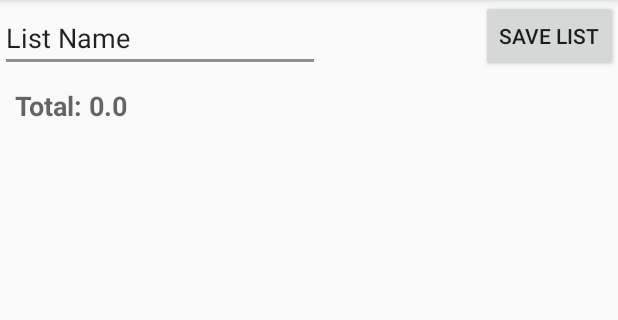
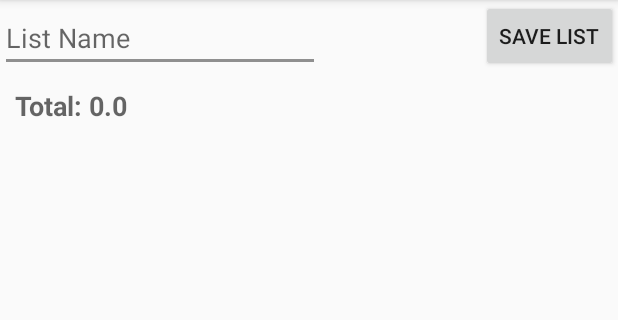
Before and after one commit to BenjaminLang/cpen_321, an Android app: the fragment ShoppingListFragment shown on its own in the app's theme, after a tap on "SAVE LIST", on a phone screen of 412 x 824 dp, the part 84-404 px from its top. Run offline under Robolectric (Android 15) with nearby library versions, the phone set to English and light mode, and no system bars; 1 statement that could not run was skipped.

Commit message:
list message fixes

```diff
--- a/Android/SmartShopper/app/src/main/java/androidapp/smartshopper/smartshopper/JSONParser.java
+++ b/Android/SmartShopper/app/src/main/java/androidapp/smartshopper/smartshopper/JSONParser.java
@@ -46,8 +46,10 @@ public class JSONParser {
                     String img = currData.getString(IMG_TAG);
                     String url = currData.getString(URL_TAG);
 
+                    /*
                     if(!img.substring(0, 1).equals("h"))
                         img = "http:" + img;
+                        */
 
                     Product currProduct = new Product(name, price, store, img, url, null);
                     parseList.add(currProduct);
--- a/Android/SmartShopper/app/src/main/java/androidapp/smartshopper/smartshopper/RequestBuilder.java
+++ b/Android/SmartShopper/app/src/main/java/androidapp/smartshopper/smartshopper/RequestBuilder.java
@@ -59,6 +59,7 @@ public class RequestBuilder {
         JSONObject request = new JSONObject();
         try{
             request.put("message_type", "acc_create");
+            request.put("name", "kooner");
             request.put("email", id);
             request.put("password", pw);
 
@@ -73,6 +74,7 @@ public class RequestBuilder {
         try{
             request.put("message_type", "acc_login");
             request.put("email", id);
+            request.put("name", "kooner");
             request.put("password", pw);
 
             return request.toString(2);
--- a/Android/SmartShopper/app/src/main/java/androidapp/smartshopper/smartshopper/ShoppingListFragment.java
+++ b/Android/SmartShopper/app/src/main/java/androidapp/smartshopper/smartshopper/ShoppingListFragment.java
@@ -83,7 +83,7 @@ public class ShoppingListFragment extends Fragment {
                 String defaultUser = "";
                 String user = sharedPref.getString(getString(R.string.curr_user), defaultUser);
                 String defaultList = "";
-                String list = sharedPref.getString(getString(R.string.curr_user), defaultList);
+                String list = sharedPref.getString("cart", defaultList);
                 String request = new RequestBuilder().buildSaveListReq(user, newListName, list);
 
                 try {
--- a/Android/SmartShopper/app/src/main/res/layout/fragment_shopping_list.xml
+++ b/Android/SmartShopper/app/src/main/res/layout/fragment_shopping_list.xml
@@ -36,11 +36,11 @@
             android:layout_width="wrap_content"
             android:layout_height="wrap_content"
             android:inputType="textPersonName"
-            android:text="List Name"
             android:ems="10"
             android:layout_above="@+id/cart_wrapper"
             android:layout_alignParentStart="true"
-            android:id="@+id/new_list_name" />
+            android:id="@+id/new_list_name"
+            android:hint="List Name" />
 
         <Button
             android:layout_width="wrap_content"
```
